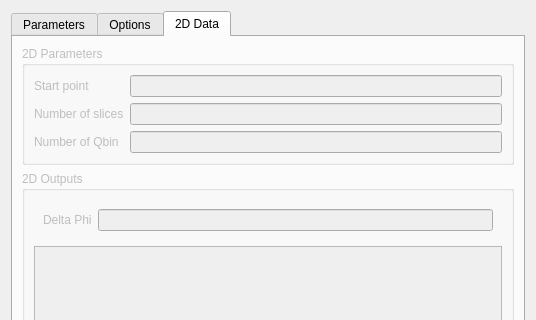
The window that src/sas/qtgui/Perspectives/Inversion/UI/TabbedInversionUI.ui (SasView/sasview) describes before a commit, drawn with Qt 5; both pictures show x 0 to 536 and y 0 to 320 of the 536 by 543 pixel window.
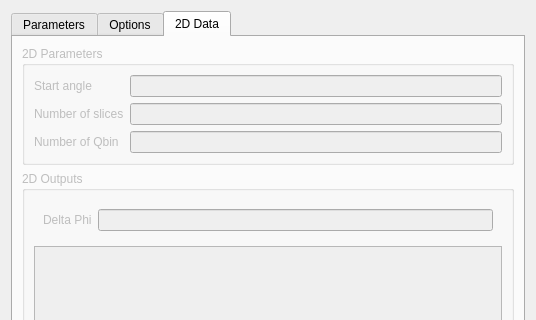
The same window after the commit. The open tabs and pages were chosen to show the change.

Commit message: rename starting angle for 2D slicing

Diff of the .ui file:
```diff
--- a/src/sas/qtgui/Perspectives/Inversion/UI/TabbedInversionUI.ui
+++ b/src/sas/qtgui/Perspectives/Inversion/UI/TabbedInversionUI.ui
@@ -848,7 +848,7 @@
           <item row="0" column="0">
            <widget class="QLabel" name="label_31">
             <property name="text">
-             <string>Start point</string>
+             <string>Start angle</string>
             </property>
            </widget>
           </item>
```
Left out of the diff: 2 changed lines with no effect on the pictures. The commit also changes 4 other files.
